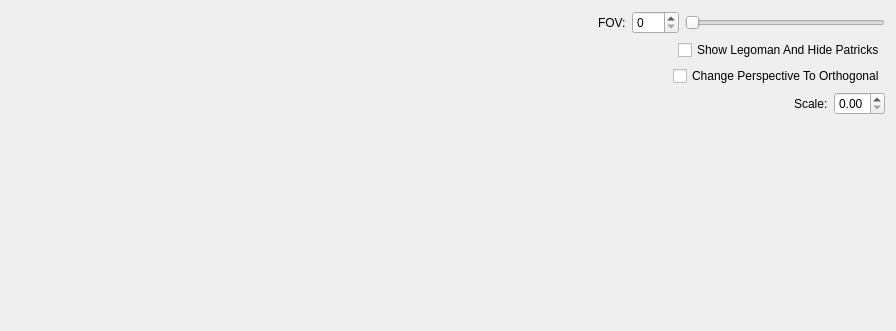
First picture: the form in laboratorios/block2/src/MyForm.ui, repository pnheinsohn/IDI-FIB-UPC, before the edit; both pictures show x 604 to 1500 and y 0 to 331 of the 1500 by 700 pixel window.
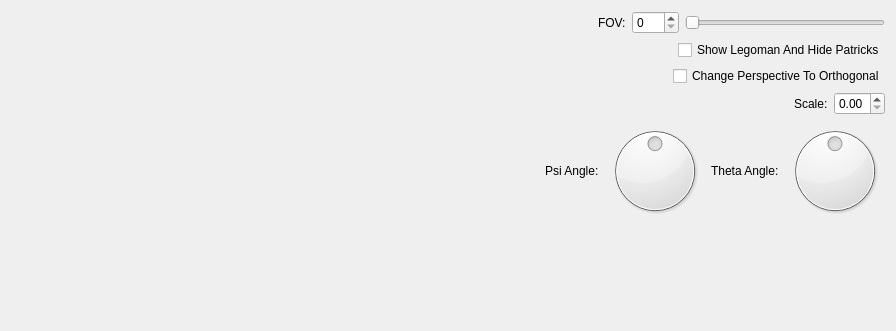
Second picture: the form after the edit. Custom widgets are drawn as their Qt base class.

```diff
--- a/laboratorios/block2/src/MyForm.ui
+++ b/laboratorios/block2/src/MyForm.ui
@@ -164,6 +164,60 @@
        </item>
       </layout>
      </item>
+     <item>
+      <layout class="QHBoxLayout" name="horizontalLayout_7">
+       <item>
+        <spacer name="horizontalSpacer_6">
+         <property name="orientation">
+          <enum>Qt::Horizontal</enum>
+         </property>
+         <property name="sizeHint" stdset="0">
+          <size>
+           <width>40</width>
+           <height>20</height>
+          </size>
+         </property>
+        </spacer>
+       </item>
+       <item>
+        <widget class="QLabel" name="label_3">
+         <property name="text">
+          <string>Psi Angle:</string>
+         </property>
+        </widget>
+       </item>
+       <item>
+        <widget class="QDial" name="dial">
+         <property name="minimum">
+          <number>-180</number>
+         </property>
+         <property name="maximum">
+          <number>180</number>
+         </property>
+         <property name="singleStep">
+          <number>1</number>
+         </property>
+        </widget>
+       </item>
+       <item>
+        <widget class="QLabel" name="label_4">
+         <property name="text">
+          <string>Theta Angle:</string>
+         </property>
+        </widget>
+       </item>
+       <item>
+        <widget class="QDial" name="dial_2">
+         <property name="minimum">
+          <number>-180</number>
+         </property>
+         <property name="maximum">
+          <number>180</number>
+         </property>
+        </widget>
+       </item>
+      </layout>
+     </item>
      <item>
       <spacer name="verticalSpacer">
        <property name="orientation">
```
Left out of the diff: 68 changed lines with no effect on the pictures.
